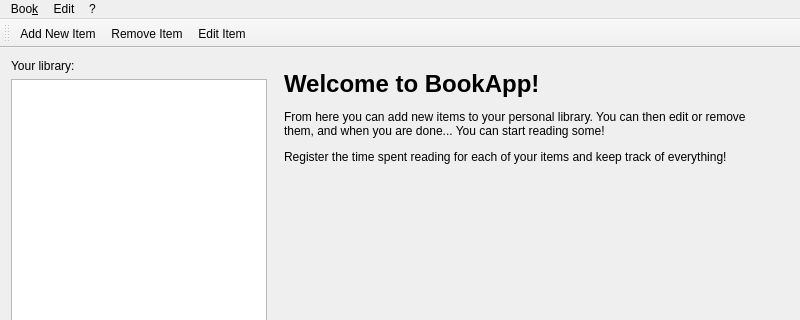
Before: the Qt Designer form mainwindow.ui in SouPMG/BookApp, drawn with Qt 5; both pictures show x 0 to 800 and y 0 to 320 of the 800 by 606 pixel window.
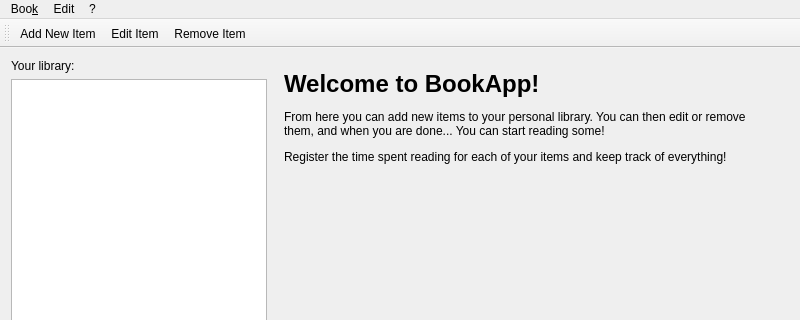
After: the same form once the commit is applied. Icons and pictures are not drawn.

The edit to the form file:
```diff
--- a/mainwindow.ui
+++ b/mainwindow.ui
@@ -453,8 +453,8 @@
     <bool>false</bool>
    </attribute>
    <addaction name="addItemAction"/>
-   <addaction name="removeItemAction"/>
    <addaction name="editItemAction"/>
+   <addaction name="removeItemAction"/>
   </widget>
   <action name="addItemAction">
    <property name="icon">
@@ -483,7 +483,7 @@
   </action>
   <action name="editItemAction">
    <property name="text">
-    <string>Edit Item</string>
+    <string>&amp;Edit Item</string>
    </property>
    <property name="toolTip">
     <string>Edit a library item</string>
```
Left out of the diff: 18 changed lines with no effect on the pictures.
